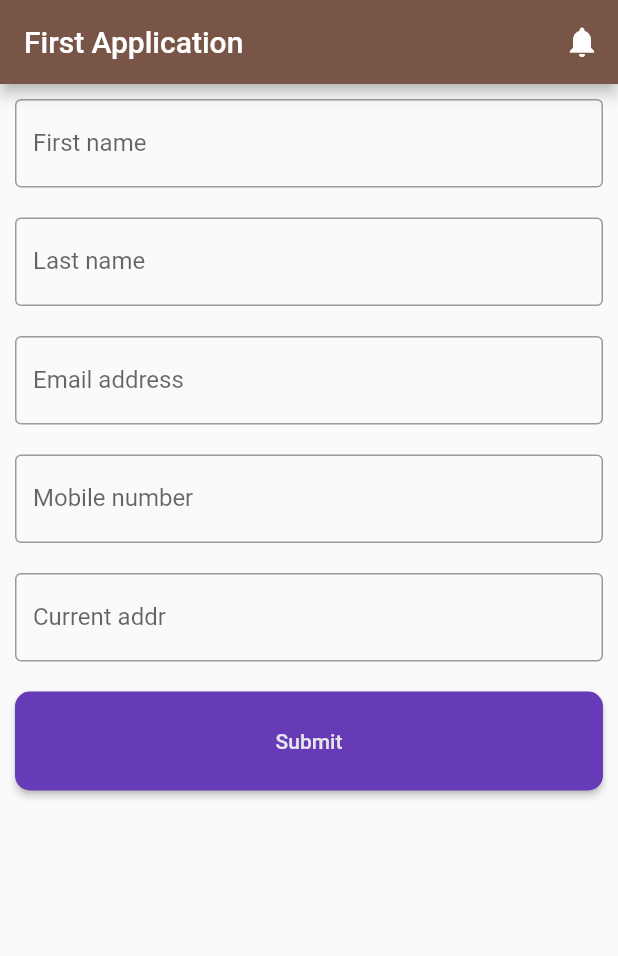
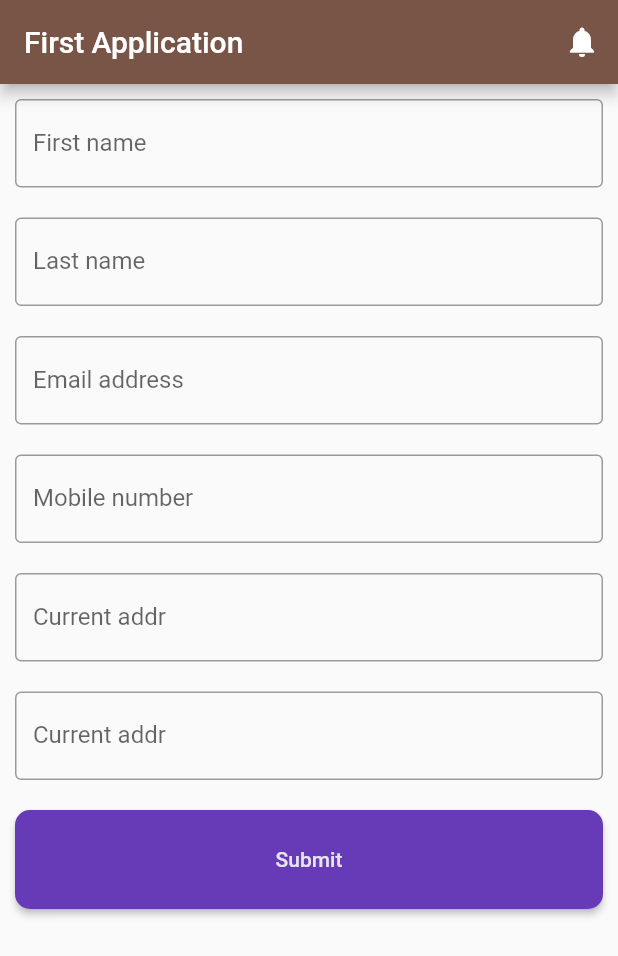
Before and after one commit to xahin96/flutter-1, a Flutter app: the screen it shows after launch, on a phone screen of 412 x 824 dp. Shown: the top 956 px of the screen. Run offline on Flutter 3.47's test engine with Material 2 defaults, Android fonts, the phone set to English and light mode, and no system bars.

Commit message:
form field added

```diff
--- a/lib/main.dart
+++ b/lib/main.dart
@@ -113,6 +113,13 @@ class HomeActivity extends StatelessWidget {
             ),
           ),
           Padding(
+            padding: EdgeInsets.all(10),
+            child: TextField(
+              decoration: InputDecoration(
+                  border: OutlineInputBorder(), labelText: 'Current addr'),
+            ),
+          ),
+          Padding(
               padding: EdgeInsets.all(10),
               child: ElevatedButton(
                 onPressed: () {},
```
